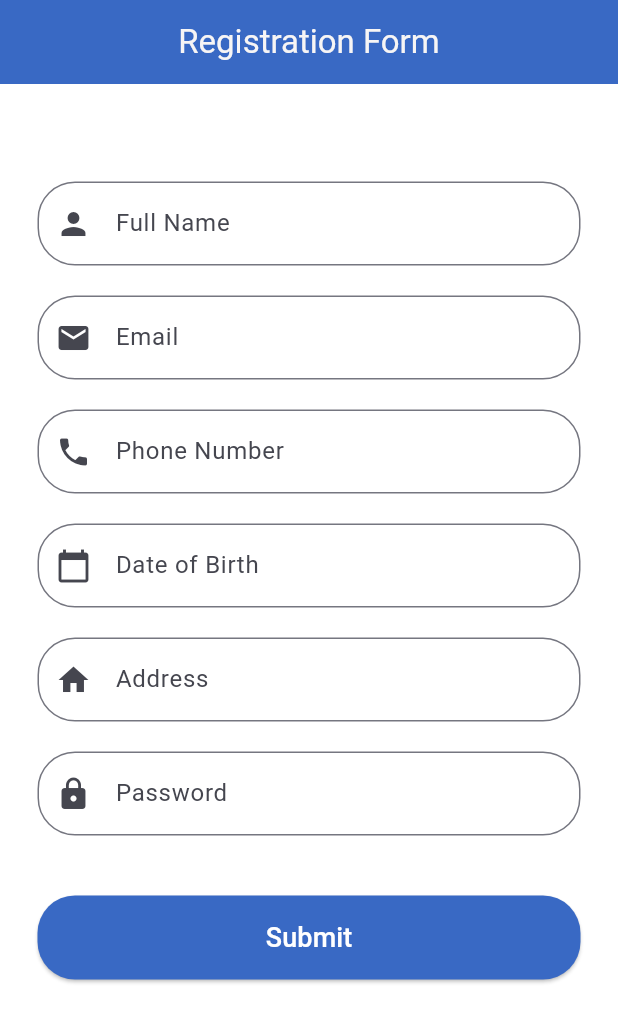
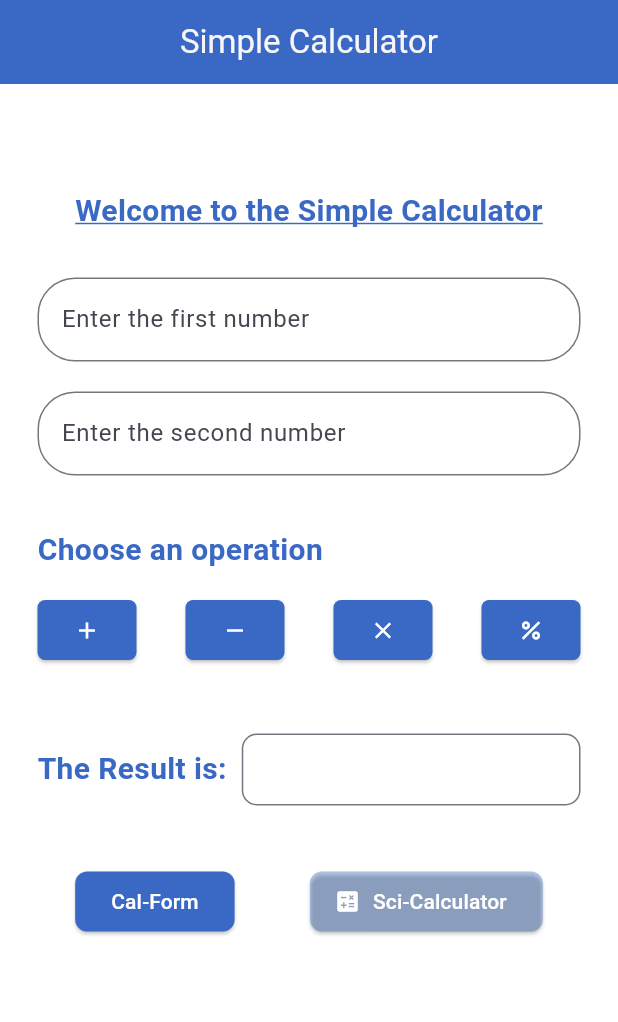
Before and after one commit to DelaneyLekeanyi/Beginning-flutter_Sitepoint_tutorial, a Flutter app: the screen it shows after launch, on a phone screen of 412 x 824 dp. Shown: the top 1022 px of the screen. Run offline on Flutter 3.47's test engine with Material 3 defaults, Android fonts, the phone set to English and light mode, and no system bars.

Commit message:
calculator interphace

```diff
--- a/demo/lib/main.dart
+++ b/demo/lib/main.dart
@@ -1,3 +1,6 @@
+import 'dart:math';
+import 'sci-cal.dart';
+
 import 'package:flutter/material.dart';
 /*the material.dart library is a part of the flutter framework that provides a set of widgets and tools for building beautiful and responsive user interfaces using the Material Design guidelines.
 it includes widgets for layout, navigation, input, and more, allowing developers to create visually appealing and user-friendly applications for both Android and iOS platforms.
@@ -40,7 +43,7 @@ class MyApp extends StatelessWidget {
         colorScheme: ColorScheme.fromSeed(seedColor: const Color.fromARGB(255, 54, 104, 219)),
 
       ),
-      home: const MyHomePage(title: 'Registration Form'),
+      home: const MyHomePage(title: 'Simple Calculator'),
     );
   }
 }
@@ -60,20 +63,10 @@ class MyHomePage extends StatefulWidget {
 class _MyHomePageState extends State<MyHomePage> {
   //controllers for the text fields
   //the TextEditingController class is used to control the text being edited in a text field. It allows you to read and modify the text in the field.
-  final TextEditingController _nameController = TextEditingController();
-  final TextEditingController _emailController = TextEditingController();
-  final TextEditingController _phoneController = TextEditingController();
-  final TextEditingController _dobController = TextEditingController();
-  final TextEditingController _addressController = TextEditingController();
-  final TextEditingController _passwordController = TextEditingController();
+
   //the initState method is called when the state object is created. It is used to initialize any data or state that the widget needs before it is built.
 
-  String name = '';
-  String email = '';
-  String phone = '';
-  String dob = '';
-  String address = '';
-  String password = '';
+
 
 
   @override
@@ -92,7 +85,7 @@ class _MyHomePageState extends State<MyHomePage> {
       backgroundColor: Colors.white,
       body: Padding(
 
-        padding: const EdgeInsets.only(top:40.0),
+        padding: const EdgeInsets.only(top:45.0),
         child: SingleChildScrollView(
           child : Padding(
             padding : const EdgeInsets.all(25.0),
@@ -100,10 +93,26 @@ class _MyHomePageState extends State<MyHomePage> {
             //the
             crossAxisAlignment: CrossAxisAlignment.stretch,
             children: [
+
+              //text widget is used to display a string of text in the UI. It can be styled with different fonts, colors, and sizes.
+              const Text(
+                'Welcome to the Simple Calculator',
+                style: TextStyle(
+                  fontSize: 20,
+                  decoration: TextDecoration.underline,
+                  decorationColor: Color.fromARGB(255, 57, 105, 196),
+                  fontWeight: FontWeight.bold,
+                  color: Color.fromARGB(255, 57, 105, 196),
+                ),
+                 //center the text in the center of the screen
+                textAlign: TextAlign.center,
+
+              ),
+               SizedBox(height: 30),
               // Name field
               TextField(
                 decoration: InputDecoration(
-                  labelText: 'Full Name',
+                  labelText: 'Enter the first number',
                   border: OutlineInputBorder(
                     borderRadius: BorderRadius.circular(25.0),
                     borderSide: const BorderSide(
@@ -112,7 +121,6 @@ class _MyHomePageState extends State<MyHomePage> {
                     ),
                   ),
 
-                  prefixIcon: Icon(Icons.person),
                 ),
               ),
               //the sizedBox widget is used to create a fixed-size box with a specified height or width. It can be used to add space between widgets or to create a specific size for a widget.
@@ -120,9 +128,8 @@ class _MyHomePageState extends State<MyHomePage> {
 
               //Email field
               TextField(
-
                 decoration: InputDecoration(
-                  labelText: 'Email',
+                  labelText: 'Enter the second number',
                   border: OutlineInputBorder(
                     borderRadius: BorderRadius.circular(25.0),
                     borderSide: const BorderSide(
@@ -130,121 +137,137 @@ class _MyHomePageState extends State<MyHomePage> {
                       //width: 2.0,
                     ),
                   ),
-                  prefixIcon: Icon(Icons.email),
+
                 ),
               ),
-              SizedBox(height: 20),
+              SizedBox(height: 35),
 
-              // Phone number field
-              TextField(
-                decoration: InputDecoration(
-                  labelText: 'Phone Number',
-                  border: OutlineInputBorder(
-                    borderRadius: BorderRadius.circular(25.0),
-                    borderSide: const BorderSide(
-                      //color: Color.fromARGB(255, 57, 105, 196),
-                      //width: 2.0,
+              //text widget is used to display a string of text in the UI. It can be styled with different fonts, colors, and sizes.
+              const Text(
+                      'Choose an operation',
+                      style: TextStyle(
+                        fontSize: 20,
+                        fontWeight: FontWeight.bold,
+                        color: Color.fromARGB(255, 57, 105, 196),
+
                       ),
                     ),
-                  prefixIcon: Icon(Icons.phone),
+                     SizedBox(height: 15),
+                              //4 button that will perform the operations.
+              Row(
+                  mainAxisAlignment: MainAxisAlignment.spaceBetween,
+                  children: [
+
+                    ElevatedButton(
+                      onPressed: () {
+                        // Addition logic here
+                      },
+                      style: ElevatedButton.styleFrom(
+                        backgroundColor: Color.fromARGB(255, 57, 105, 196),
+                        shape: RoundedRectangleBorder(
+                          borderRadius: BorderRadius.circular(5),
                         ),
                       ),
-              SizedBox(height: 20),
-
-              //date of birth field
-              TextField(
-                decoration: InputDecoration(
-                  labelText: 'Date of Birth',
-                  border: OutlineInputBorder(
-                    borderRadius: BorderRadius.circular(25.0),
-                    borderSide: const BorderSide(
-                      //color: Color.fromARGB(255, 57, 105, 196),
-                      //width: 2.0,
+                      child: const Icon(Icons.add, color: Colors.white),
+                    ),
+                    ElevatedButton(
+                      onPressed: () {
+                        // Subtraction logic here
+                      },
+                      style: ElevatedButton.styleFrom(
+                        backgroundColor: Color.fromARGB(255, 57, 105, 196),
+                        shape: RoundedRectangleBorder(
+                          borderRadius: BorderRadius.circular(5),
                         ),
                       ),
-                  prefixIcon: Icon(Icons.calendar_today),
+                      child: const Icon(Icons.remove, color: Colors.white),
+                    ),
+                    ElevatedButton(
+                      onPressed: () {
+                        // Multiplication logic here
+                      },
+                      style: ElevatedButton.styleFrom(
+                        backgroundColor: Color.fromARGB(255, 57, 105, 196),
+                        shape: RoundedRectangleBorder(
+                          borderRadius: BorderRadius.circular(5),
                         ),
                       ),
-               SizedBox(height: 20),
-
-
-              //Address field
-              TextField(
-                decoration: InputDecoration(
-                  labelText: 'Address',
-                  border: OutlineInputBorder(
-                    borderRadius: BorderRadius.circular(25.0),
-                    borderSide: const BorderSide(
-                      //color: Color.fromARGB(255, 57, 105, 196),
-                      //width: 2.0,
+                      child: const Icon(Icons.clear, color: Colors.white), // 'clear' is a multiplication symbol
+                    ),
+                    ElevatedButton(
+                      onPressed: () {
+                        // Division logic here
+                      },
+                      style: ElevatedButton.styleFrom(
+                        backgroundColor: Color.fromARGB(255, 57, 105, 196),
+                        shape: RoundedRectangleBorder(
+                          borderRadius: BorderRadius.circular(5),
                         ),
                       ),
-                  prefixIcon: Icon(Icons.home),
+                      child: const Icon(Icons.percent, color: Colors.white), // or use Icons.horizontal_rule for division
+                    ),
+                  ],
+                ),
+              SizedBox(height: 45),
+
+                 Row(
+                  children: [
+                    const Text('The Result is:', style: TextStyle(fontSize: 20, fontWeight: FontWeight.bold,color: Color.fromARGB(255, 57, 105, 196))),
+
+                    const SizedBox(width: 10),
+                    Expanded(
+                      child: TextField(
+                        decoration: InputDecoration(
+                          border: OutlineInputBorder(
+                            borderRadius: BorderRadius.circular(10),
+                          ),
+                          contentPadding: const EdgeInsets.symmetric(vertical: 0, horizontal: 10),
                         ),
                       ),
-              SizedBox(height: 20),
-
-              // Password field
-              TextField(
-                obscureText: true,
-                decoration: InputDecoration(
-                  labelText: 'Password',
-                  border: OutlineInputBorder(
-                    borderRadius: BorderRadius.circular(25.0),
-                    borderSide: const BorderSide(
-                      //color: Color.fromARGB(255, 57, 105, 196),
-                      //width: 2.0,
                     ),
-                  ),
-                  prefixIcon: Icon(Icons.lock),
-                ),
-              ),
-              SizedBox(height: 40),
-
-              // submit button
-              ElevatedButton(
-                onPressed: () {
-                  // Handle form submission
-                  setState(() {
-                    // Get the values from the text fields
-                    String name = _nameController.text;
-                    String email = _emailController.text;
-                    String phone = _phoneController.text;
-                    String dob = _dobController.text;
-                    String address = _addressController.text;
-                    String password = _passwordController.text;
-
-                    // Clear the text fields after submission
-                    _nameController.clear();
-                    _emailController.clear();
-                    _phoneController.clear();
-                    _dobController.clear();
-                    _addressController.clear();
-                    _passwordController.clear();
-                  });
-
-                  // Perform your form submission logic here
-                  print('Name: $name');
-                  print('Email: $email');
-                  print('Phone: $phone');
-                  print('Date of Birth: $dob');
-                  print('Address: $address');
-                  print('Password: $password');
-                },
-                style: ElevatedButton.styleFrom(
-                  shape: RoundedRectangleBorder(
-                    borderRadius: BorderRadius.circular(25.0), // Rounded corners for the button
-                  ),
-                  padding: const EdgeInsets.symmetric(vertical: 15.0, horizontal: 30.0),
-                  backgroundColor: const Color.fromARGB(255, 57, 105, 196), // Button color
-                ),
-                child: const Text(
-                  'Submit',
-                  style: TextStyle(fontSize: 18, color: Colors.white), // Text style
-                ),
+                  ],
                 ),
 
 
+              SizedBox(height: 40), // Add some space before the navigation buttons
+              Row(
+                mainAxisAlignment: MainAxisAlignment.spaceAround,
+                children: [
+                  ElevatedButton.icon(
+                    onPressed: () {
+                      // Handle previous action
+                    },
+                    //icon: const Icon(Icons.arrow_back, color: Colors.white),
+                    label: const Text('Cal-Form'
+                      , style: TextStyle(color: Colors.white),
+                    ),
+                    style: ElevatedButton.styleFrom(
+                      backgroundColor: Color.fromARGB(255, 57, 105, 196),
+                      shape: RoundedRectangleBorder(
+                        borderRadius: BorderRadius.circular(8),
+                      ),
+                    ),
+                  ),
+                  ElevatedButton.icon(
+                    onPressed: () {
+                      Navigator.push(
+                        context,
+                        MaterialPageRoute(builder: (context) => const SecondScreen()),
+                      );
+                    },
+                    icon: const Icon(Icons.calculate, color: Colors.white),
+                    label: const Text('Sci-Calculator',
+                      style: TextStyle(color: Colors.white),
+                    ),
+                    style: ElevatedButton.styleFrom(
+                      backgroundColor: Color.fromARGB(91, 57, 106, 196),
+                      shape: RoundedRectangleBorder(
+                        borderRadius: BorderRadius.circular(8),
+                      ),
+                    ),
+                  ),
+                ],
+              ),
             ],
           ),
           )
```
Also changed, not shown: demo/lib/sci-cal.dart (added, +136 -0 lines). Lines whose indentation alone changed are shown as unchanged.
